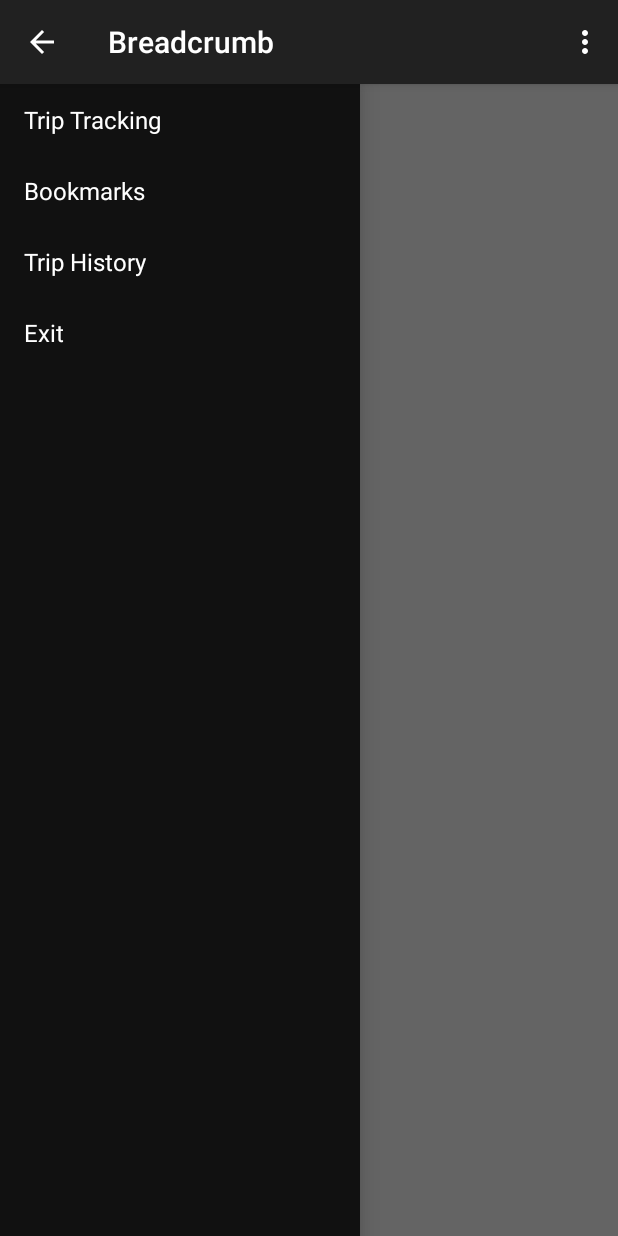
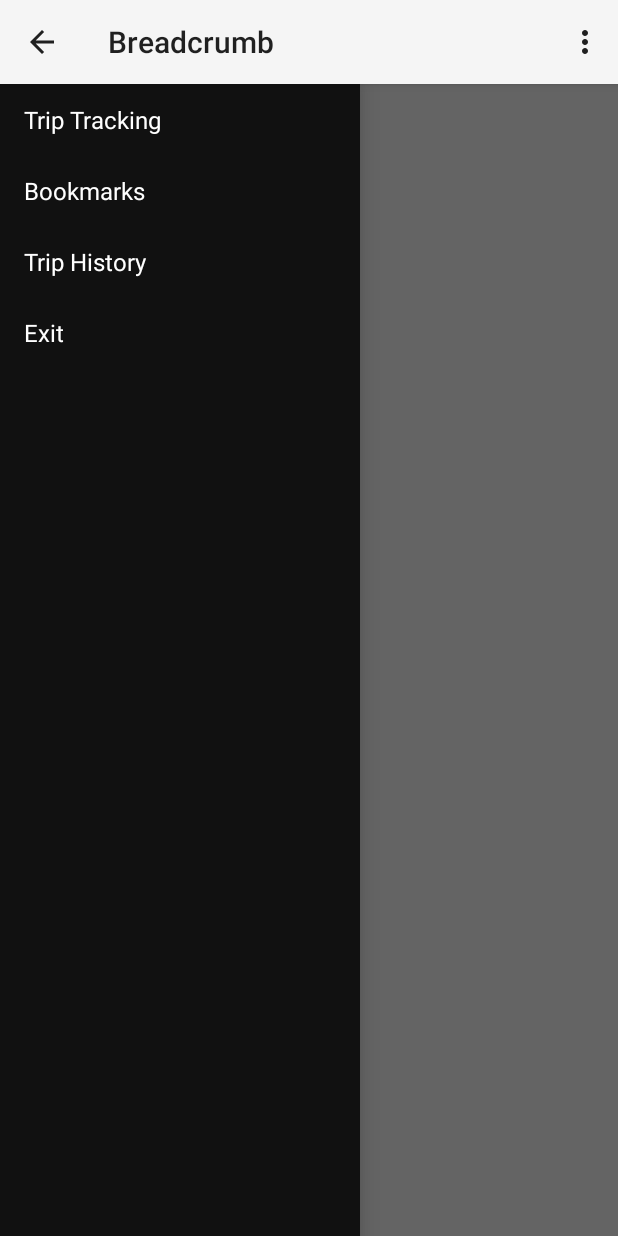
Before and after one commit to randman2011/Breadcrumb, an Android app: the screen it shows after launch (MainActivity), with the side drawer open, on a phone screen of 412 x 824 dp. Run offline under Robolectric (Android 15) with nearby library versions, the phone set to English and light mode, and no system bars; 5 statements that could not run were skipped.

```diff
--- a/app/build.gradle
+++ b/app/build.gradle
@@ -21,6 +21,6 @@ android {
 
 dependencies {
     compile fileTree(dir: 'libs', include: ['*.jar'])
-    compile 'com.android.support:appcompat-v7:21.0.3'
+    compile 'com.android.support:appcompat-v7:21.0.+'
     compile 'com.google.android.gms:play-services:6.5.87'
 }
--- a/app/src/main/AndroidManifest.xml
+++ b/app/src/main/AndroidManifest.xml
@@ -34,11 +34,6 @@
         <meta-data
             android:name="com.google.android.maps.v2.API_KEY"
             android:value="@string/google_maps_key" />
-
-        <activity
-            android:name=".MapsActivity"
-            android:label="@string/title_activity_maps" >
-        </activity>
     </application>
 
 </manifest>
--- /dev/null
+++ b/app/src/main/res/values-v21/styles.xml
@@ -0,0 +1,33 @@
+<resources>
+
+    <!-- Base application theme. -->
+    <style name="AppTheme" parent="Theme.AppCompat.Light">
+        <item name="android:colorAccent">@color/color_accent</item>
+        <item name="android:colorPrimary">@color/color_primary</item>
+        <item name="android:alertDialogTheme">@style/AppTheme.AlertDialog</item>
+        <!--<item name="android:buttonStyle">@style/AppTheme.ButtonTheme</item>-->
+        <!--<item name="android:editTextStyle">@style/AppTheme.EditText</item>-->
+        <item name="android:listViewStyle">@style/AppTheme.ListViewTheme</item>
+    </style>
+    <style name="AppTheme.AlertDialog" parent="Theme.AppCompat.Light.Dialog">
+        <item name="android:colorAccent">@color/color_accent</item>
+        <item name="android:colorPrimary">@color/color_primary</item>
+
+    </style>
+    <style name="AppTheme.ButtonTheme" parent="android:Widget.Material.Light.Button">
+        <item name="android:textColor">@color/color_accent</item>
+    </style>
+    <style name="AppTheme.EditText" parent="android:Widget.Material.Light.EditText">
+        <item name="android:colorAccent">@color/color_accent</item>
+        <item name="android:colorPrimary">@color/color_primary</item>
+        <item name="android:editTextColor">@color/color_accent</item>
+
+    </style>
+    <style name="AppTheme.ListViewTheme" parent="android:Widget.Material.Light.ListView">
+        <item name="android:textColor">@color/color_primary</item>
+        <item name="android:divider">@color/color_accent</item>
+        <item name="android:dividerHeight">1dp</item>
+    </style>
+
+
+</resources>
--- /dev/null
+++ b/app/src/main/res/values/colors.xml
@@ -0,0 +1,8 @@
+<?xml version="1.0" encoding="utf-8"?>
+<resources>
+    <color name="background">#EEEEEE</color>
+    <color name="color_primary">#0000C0</color>
+    <color name="color_accent">#00FFFF</color>
+    <color name="list_background">#FFFFE0</color>
+
+</resources>
--- a/app/src/main/res/values/strings.xml
+++ b/app/src/main/res/values/strings.xml
@@ -13,5 +13,10 @@
     <string name="menu_exit">Exit</string>
     <string name="drawer_open"></string>
     <string name="drawer_close"></string>
+    <string name="title_activity_trip_summary">TripSummaryActivity</string>
+    <string name="hello_world">Hello world!</string>
+    <string name="name">Name</string>
+    <string name="description">Description</string>
+    <string name="save">SAVE</string>
 
 </resources>
--- a/app/src/main/res/values/styles.xml
+++ b/app/src/main/res/values/styles.xml
@@ -1,7 +1,7 @@
 <resources>
 
     <!-- Base application theme. -->
-    <style name="AppTheme" parent="Theme.AppCompat.Light.DarkActionBar">
+    <style name="AppTheme" parent="Theme.AppCompat">
         <!-- Customize your theme here. -->
     </style>
 
```
Also changed, not shown: app/src/main/java/edu/rosehulman/breadcrumb/AddBookmark.java (added, +44 -0 lines), app/src/main/java/edu/rosehulman/breadcrumb/BookmarksList.java (added, +14 -0 lines), app/src/main/java/edu/rosehulman/breadcrumb/TripHistory.java (added, +7 -0 lines), app/src/main/java/edu/rosehulman/breadcrumb/TripSummary.java (added, +14 -0 lines), app/src/main/res/layout/fragment_add_bookmark.xml (added, +65 -0 lines), app/src/main/res/layout/fragment_bookmarks_list.xml (added, +11 -0 lines), app/src/main/res/layout/fragment_trip_history.xml (added, +11 -0 lines), app/src/main/res/layout/fragment_trip_summary.xml (added, +11 -0 lines), app/src/main/res/menu/menu_trip_summary.xml (added, +7 -0 lines), 1 other file.
